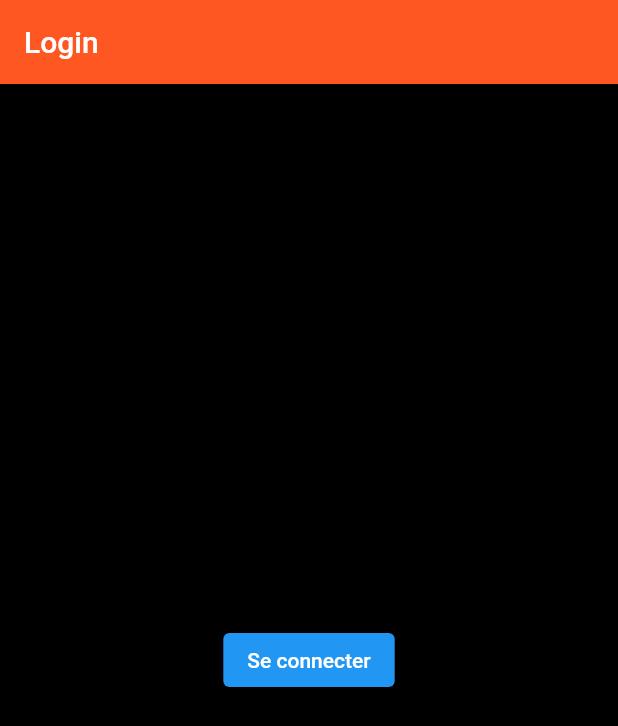
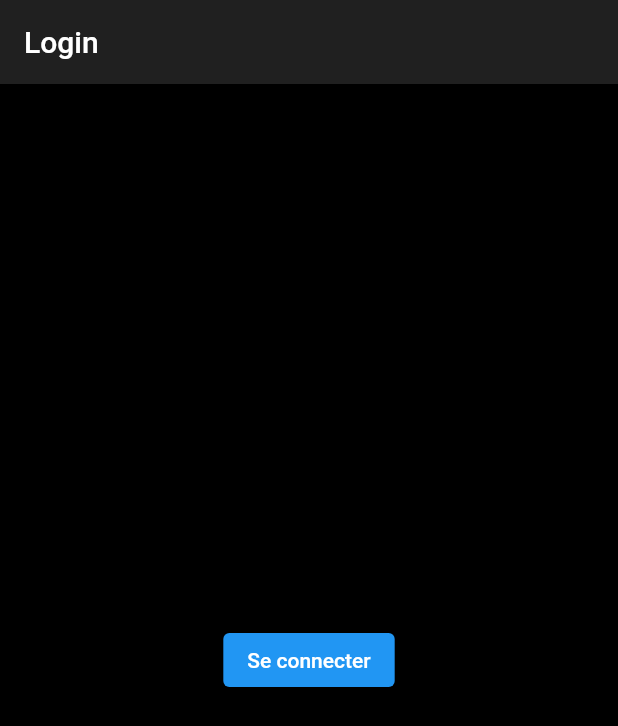
Before and after one commit to gabirel1/Redditech, a Flutter app: the screen it shows after launch, on a phone screen of 412 x 824 dp. Shown: the top 726 px of the screen. Run offline on Flutter 3.47's test engine with Material 2 defaults, Android fonts, the phone set to English and light mode, and no system bars; our stand-ins replace shared_preferences, uni_links; missing offline and left inert: flutter_web_browser.

Commit message:
Adding default white color

```diff
--- a/lib/main.dart
+++ b/lib/main.dart
@@ -15,8 +15,16 @@ class MyApp extends StatelessWidget {
   Widget build(BuildContext context) {
     return MaterialApp(
       title: 'Redditech',
-      theme:
-          ThemeData(primarySwatch: Colors.blue, scaffoldBackgroundColor: Colors.black, backgroundColor: Colors.black),
+      theme: ThemeData(
+          primarySwatch: Colors.blue,
+          scaffoldBackgroundColor: Colors.black,
+          backgroundColor: Colors.black,
+          textTheme: TextTheme(
+            bodyText1: TextStyle(),
+            bodyText2: TextStyle(),
+          ).apply(
+            bodyColor: Colors.white,
+          )),
       home: LoginPage(),
     );
   }
@@ -89,11 +97,13 @@ class _MainPageState extends State<MainPage> {
                 MaterialPageRoute(builder: (context) => ProfilePage()),
               );
             },
-            child: isLoading ? Text("") : Image.network(
-              profilePicture,
-              height: 30,
-              width: 30,
-            ),
+            child: isLoading
+                ? Text("")
+                : Image.network(
+                    profilePicture,
+                    height: 30,
+                    width: 30,
+                  ),
           ),
         ],
       ),
--- a/lib/views/login.dart
+++ b/lib/views/login.dart
@@ -95,7 +95,7 @@ class _LoginPageState extends State<LoginPage> {
           // Here we take the value from the MyHomePage object that was created by
           // the App.build method, and use it to set our appbar title.
           title: Text(widget.title),
-          backgroundColor: Colors.deepOrange,
+          backgroundColor: Color(0xff202020),
         ),
         body: Center(
           child: isLoading
```
Also changed, not shown: lib/api/endpoints/subreddits.dart (added, +24 -0 lines), lib/views/home.dart (+83 -1 lines).
